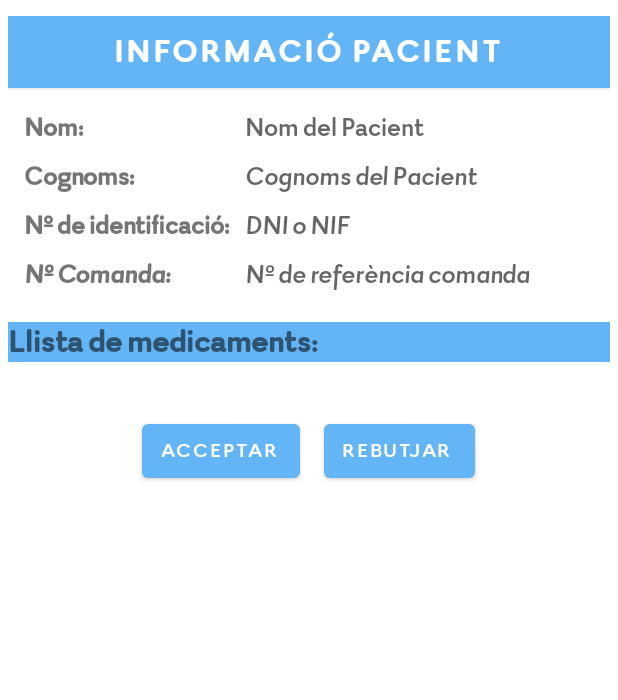
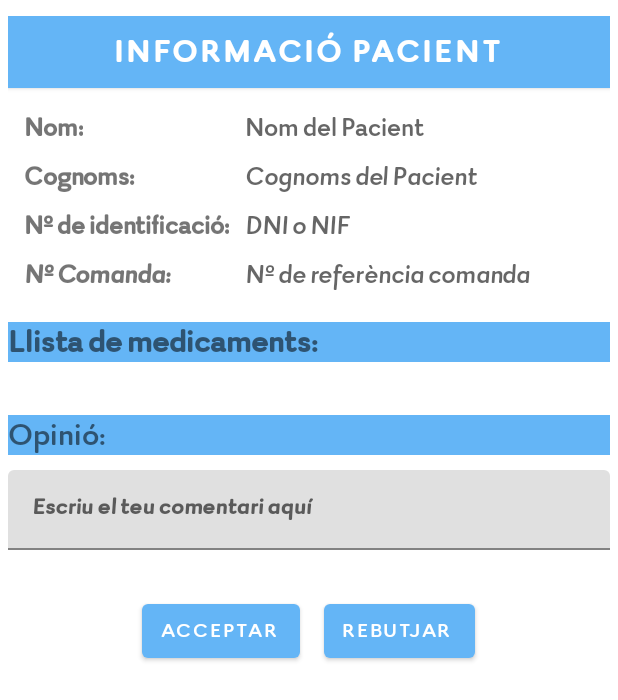
Before and after one commit to PTIN-2023/app, an Android app: the layout fragment_aprobar.xml on its own in the app's theme, with its tools: preview values and no code run, on a phone screen of 412 x 824 dp. Shown: the top 700 px of the screen. Run offline under Robolectric (Android 15) with nearby library versions, the phone set to English and light mode, and no system bars.

Commit message:
Médico - diseño petición aprobar/denegar

```diff
--- a/app/src/main/res/layout/fragment_aprobar.xml
+++ b/app/src/main/res/layout/fragment_aprobar.xml
@@ -140,10 +140,43 @@
                 android:layout_height="wrap_content"
                 android:layout_marginTop="10dp"
                 android:layout_marginBottom="5dp" />
+
             <LinearLayout
                 android:layout_width="match_parent"
                 android:layout_height="wrap_content"
                 android:layout_marginTop="20sp"
+                android:orientation="vertical">
+
+                <TextView
+                    android:layout_width="match_parent"
+                    android:layout_height="wrap_content"
+                    android:fontFamily="@font/rinkart"
+                    android:background="?attr/colorPrimary"
+                    android:textSize="22dp"
+                    android:text="Opinió:"/>
+
+                <com.google.android.material.textfield.TextInputLayout
+                    android:id="@+id/commentTextInputLayout"
+                    android:layout_width="match_parent"
+                    android:layout_height="wrap_content"
+                    android:layout_marginTop="10sp">
+
+                    <com.google.android.material.textfield.TextInputEditText
+                        android:id="@+id/txt_peticion_comentario"
+                        android:layout_width="match_parent"
+                        android:layout_height="wrap_content"
+                        android:fontFamily="@font/rinkart_italic"
+                        android:textStyle="bold"
+                        android:hint="Escriu el teu comentari aquí" />
+
+                </com.google.android.material.textfield.TextInputLayout>
+            </LinearLayout>
+
+
+            <LinearLayout
+                android:layout_width="match_parent"
+                android:layout_height="wrap_content"
+                android:layout_marginTop="30sp"
                 android:gravity="center_horizontal"
                 android:orientation="horizontal">
 
```
